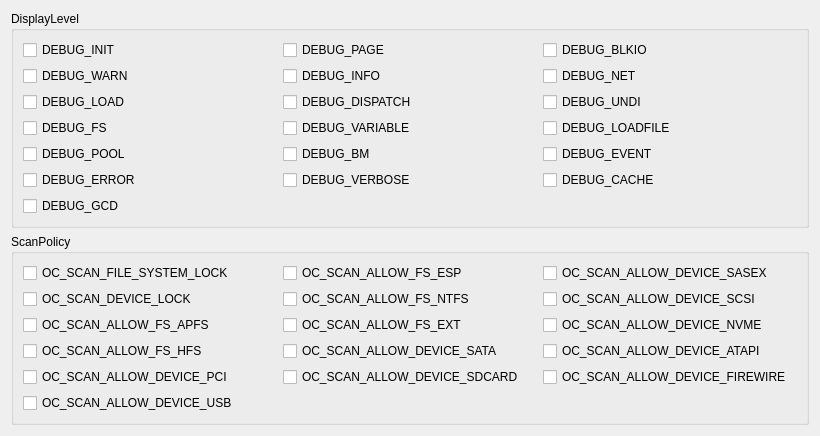
Above: dlgParameters.ui from ic005k/OCAuxiliaryTools before the change. Below: the same form after it.
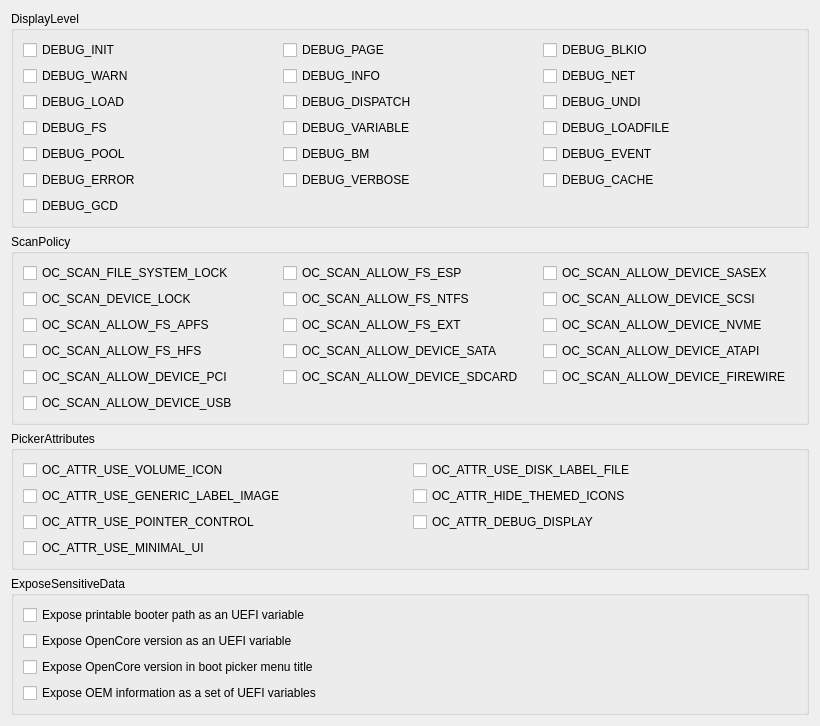
That is the form after the change.

Patch:
```diff
--- a/dlgParameters.ui
+++ b/dlgParameters.ui
@@ -7,13 +7,13 @@
     <x>0</x>
     <y>0</y>
     <width>820</width>
-    <height>372</height>
+    <height>644</height>
    </rect>
   </property>
   <property name="windowTitle">
    <string/>
   </property>
-  <layout class="QGridLayout" name="gridLayout_3">
+  <layout class="QGridLayout" name="gridLayout_5">
    <item row="0" column="0">
     <widget class="QGroupBox" name="gDisplayLevel">
      <property name="title">
@@ -277,6 +277,138 @@
      </layout>
     </widget>
    </item>
+   <item row="2" column="0">
+    <widget class="QGroupBox" name="gPickerAttributes">
+     <property name="title">
+      <string>PickerAttributes</string>
+     </property>
+     <layout class="QGridLayout" name="gridLayout_3">
+      <item row="0" column="0">
+       <widget class="QCheckBox" name="chkPA1">
+        <property name="toolTip">
+         <string>0x0001 — OC_ATTR_USE_VOLUME_ICON, provides custom icons for boot entries.
+----
+0x0001 - OC_ATTR_USE_VOLUME_ICON, 为启动项提供自定义图标。</string>
+        </property>
+        <property name="text">
+         <string>OC_ATTR_USE_VOLUME_ICON</string>
+        </property>
+       </widget>
+      </item>
+      <item row="0" column="1">
+       <widget class="QCheckBox" name="chkPA2">
+        <property name="toolTip">
+         <string> 0x0002 — OC_ATTR_USE_DISK_LABEL_FILE, provides custom rendered titles for boot entries.
+----
+ 0x0002 - OC_ATTR_USE_DISK_LABEL_FILE，为启动项提供自定义渲染的标题。</string>
+        </property>
+        <property name="text">
+         <string>OC_ATTR_USE_DISK_LABEL_FILE</string>
+        </property>
+       </widget>
+      </item>
+      <item row="1" column="0">
+       <widget class="QCheckBox" name="chkPA3">
+        <property name="toolTip">
+         <string>0x0004 — OC_ATTR_USE_GENERIC_LABEL_IMAGE, provides predefined label images for boot entries without custom entries. This may however give less detail for the actual boot entry.
+----
+0x0004 - OC_ATTR_USE_GENERIC_LABEL_IMAGE, 提供预定义的标签图像给没有自定义条目的启动条目。然而，这可能会给实际的启动项带来较少的细节。</string>
+        </property>
+        <property name="text">
+         <string>OC_ATTR_USE_GENERIC_LABEL_IMAGE</string>
+        </property>
+       </widget>
+      </item>
+      <item row="1" column="1">
+       <widget class="QCheckBox" name="chkPA4">
+        <property name="toolTip">
+         <string>0x0008 — OC_ATTR_HIDE_THEMED_ICONS, prefers builtin icons for certain icon categories to match the theme style. For example, this could force displaying the builtin Time Machine icon. Requires OC_ATTR_USE_VOLUME_ICON.
+----
+0x0008 - OC_ATTR_HIDE_THEMED_ICONS, 偏向于某些图标类别的内置图标，以配合主题风格。例如，这可以强制显示内置的时间机器图标。需要OC_ATTR_USE_VOLUME_ICON。</string>
+        </property>
+        <property name="text">
+         <string>OC_ATTR_HIDE_THEMED_ICONS</string>
+        </property>
+       </widget>
+      </item>
+      <item row="2" column="0">
+       <widget class="QCheckBox" name="chkPA5">
+        <property name="toolTip">
+         <string>0x0010 — OC_ATTR_USE_POINTER_CONTROL, enables pointer control in the OpenCore picker when available.
+For example, this could make use of mouse or trackpad to control UI elements.
+----
+0x0010 - OC_ATTR_USE_POINTER_CONTROL，在OpenCore选取器中可用时启用指针控制。
+例如，这可以利用鼠标或触控板来控制用户界面元素。</string>
+        </property>
+        <property name="text">
+         <string>OC_ATTR_USE_POINTER_CONTROL</string>
+        </property>
+       </widget>
+      </item>
+      <item row="2" column="1">
+       <widget class="QCheckBox" name="chkPA6">
+        <property name="toolTip">
+         <string>0x0020 — OC_ATTR_SHOW_DEBUG_DISPLAY, enable display of additional timing and debug information, in Builtin picker in DEBUG and NOOPT builds only.
+----
+0x0020 - OC_ATTR_SHOW_DEBUG_DISPLAY, 启用显示额外的计时和调试信息，仅在DEBUG和NOOPT构建的内置选取器中。</string>
+        </property>
+        <property name="text">
+         <string>OC_ATTR_DEBUG_DISPLAY</string>
+        </property>
+       </widget>
+      </item>
+      <item row="3" column="0">
+       <widget class="QCheckBox" name="chkPA7">
+        <property name="toolTip">
+         <string>0x0040 — OC_ATTR_USE_MINIMAL_UI, use minimal UI display, no Shutdown or Restart buttons, affects OpenCanopy and builtin picker.
+----
+0x0040 - OC_ATTR_USE_MINIMAL_UI, 使用最小的UI显示，没有关机或重启按钮，影响OpenCanopy和内置选取器。</string>
+        </property>
+        <property name="text">
+         <string>OC_ATTR_USE_MINIMAL_UI</string>
+        </property>
+       </widget>
+      </item>
+     </layout>
+    </widget>
+   </item>
+   <item row="3" column="0">
+    <widget class="QGroupBox" name="gExposeSensitiveData">
+     <property name="title">
+      <string>ExposeSensitiveData</string>
+     </property>
+     <layout class="QGridLayout" name="gridLayout_4">
+      <item row="0" column="0">
+       <widget class="QCheckBox" name="chk01">
+        <property name="text">
+         <string>Expose printable booter path as an UEFI variable</string>
+        </property>
+       </widget>
+      </item>
+      <item row="1" column="0">
+       <widget class="QCheckBox" name="chk02">
+        <property name="text">
+         <string>Expose OpenCore version as an UEFI variable</string>
+        </property>
+       </widget>
+      </item>
+      <item row="2" column="0">
+       <widget class="QCheckBox" name="chk04">
+        <property name="text">
+         <string>Expose OpenCore version in boot picker menu title</string>
+        </property>
+       </widget>
+      </item>
+      <item row="3" column="0">
+       <widget class="QCheckBox" name="chk08">
+        <property name="text">
+         <string>Expose OEM information as a set of UEFI variables</string>
+        </property>
+       </widget>
+      </item>
+     </layout>
+    </widget>
+   </item>
   </layout>
  </widget>
  <resources/>
```
